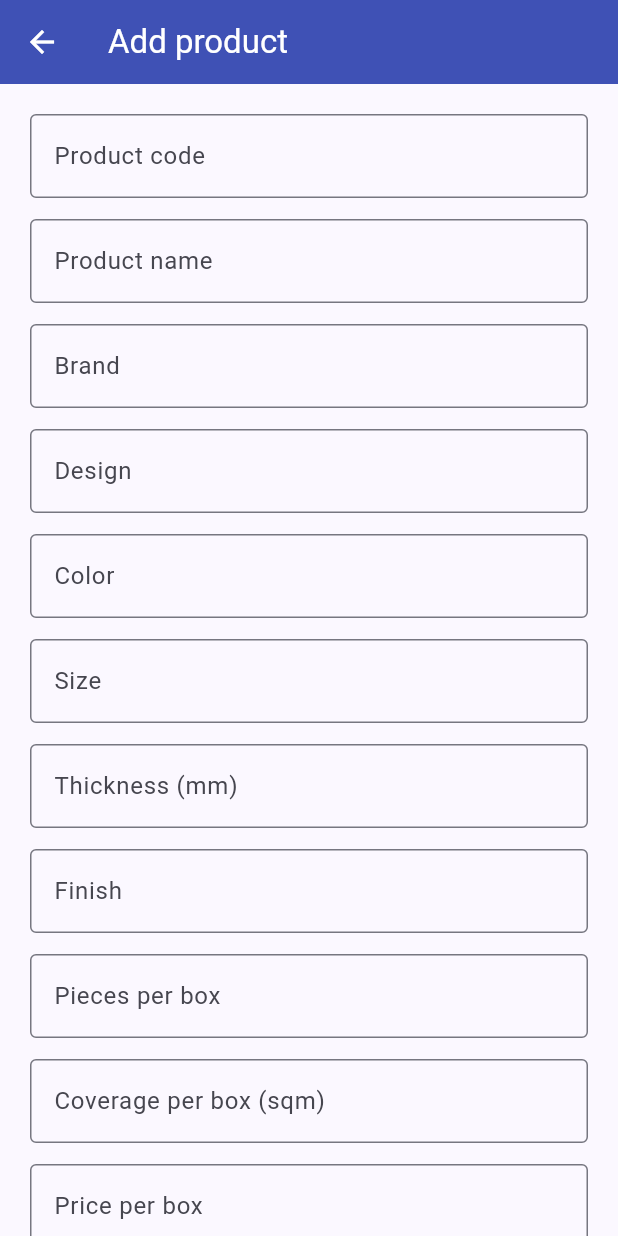
After one commit to MateoEmmanuel/Tiles_Sales_BMS, a Flutter app: the screen it shows after launch, after a tap on "Add product", on a phone screen of 412 x 824 dp. The commit adds this screen. Run offline on Flutter 3.47's test engine with Material 3 defaults, Android fonts, the phone set to English and light mode, and no system bars; our stand-ins replace cloud_firestore, firebase_core; accounts and stored records are empty.

Commit message:
CRUD system for Products Added!

```diff
--- a/lib/main.dart
+++ b/lib/main.dart
@@ -1,6 +1,6 @@
 import 'package:flutter/material.dart';
 import 'services/firebase_service.dart';
-import 'screens/connection_status_screen.dart';
+import 'screens/products_screen.dart';
 
 void main() async {
   WidgetsFlutterBinding.ensureInitialized();
@@ -10,7 +10,7 @@ void main() async {
   try {
     await firebaseService.initialize();
   } catch (e) {
-    print('Failed to initialize Firebase: $e');
+    debugPrint('Failed to initialize Firebase: $e');
   }
 
   runApp(const MyApp());
@@ -28,7 +28,7 @@ class MyApp extends StatelessWidget {
         useMaterial3: true,
       ),
       debugShowCheckedModeBanner: false,
-      home: const ConnectionStatusScreen(),
+      home: const ProductsScreen(),
     );
   }
 }
--- /dev/null
+++ b/lib/screens/products_screen.dart
@@ -0,0 +1,447 @@
+import 'package:cloud_firestore/cloud_firestore.dart';
+import 'package:flutter/material.dart';
+
+import '../services/firebase_service.dart';
+import 'connection_status_screen.dart';
+
+class ProductsScreen extends StatefulWidget {
+  const ProductsScreen({super.key});
+
+  @override
+  State<ProductsScreen> createState() => _ProductsScreenState();
+}
+
+class _ProductsScreenState extends State<ProductsScreen> {
+  final _firebaseService = FirebaseService();
+  final _searchController = TextEditingController();
+  String _searchTerm = '';
+
+  @override
+  void dispose() {
+    _searchController.dispose();
+    super.dispose();
+  }
+
+  CollectionReference<Map<String, dynamic>> get _products =>
+      _firebaseService.getFirestore().collection('products');
+
+  Future<void> _openProductForm([
+    DocumentSnapshot<Map<String, dynamic>>? product,
+  ]) async {
+    await Navigator.of(context).push(
+      MaterialPageRoute<void>(
+        builder: (_) => ProductFormScreen(product: product),
+      ),
+    );
+  }
+
+  Future<void> _deleteProduct(
+    DocumentSnapshot<Map<String, dynamic>> product,
+  ) async {
+    final data = product.data() ?? {};
+    final shouldDelete = await showDialog<bool>(
+      context: context,
+      builder: (context) => AlertDialog(
+        title: const Text('Delete product?'),
+        content: Text(
+          'This will permanently delete ${data['productName'] ?? 'this product'}.',
+        ),
+        actions: [
+          TextButton(
+            onPressed: () => Navigator.pop(context, false),
+            child: const Text('Cancel'),
+          ),
+          FilledButton(
+            onPressed: () => Navigator.pop(context, true),
+            style: FilledButton.styleFrom(backgroundColor: Colors.red),
+            child: const Text('Delete'),
+          ),
+        ],
+      ),
+    );
+    if (shouldDelete != true) return;
+
+    try {
+      await _products.doc(product.id).delete();
+      if (mounted) {
+        ScaffoldMessenger.of(
+          context,
+        ).showSnackBar(const SnackBar(content: Text('Product deleted')));
+      }
+    } catch (error) {
+      _showError('Could not delete product: $error');
+    }
+  }
+
+  void _showError(String message) {
+    if (!mounted) return;
+    ScaffoldMessenger.of(context).showSnackBar(
+      SnackBar(content: Text(message), backgroundColor: Colors.red),
+    );
+  }
+
+  void _showProduct(DocumentSnapshot<Map<String, dynamic>> product) {
+    final data = product.data() ?? {};
+    showDialog<void>(
+      context: context,
+      builder: (context) => AlertDialog(
+        title: Text(data['productName']?.toString() ?? 'Product details'),
+        content: SizedBox(
+          width: 440,
+          child: SingleChildScrollView(
+            child: Column(
+              children: _productFields(data).entries
+                  .map(
+                    (entry) => ListTile(
+                      dense: true,
+                      contentPadding: EdgeInsets.zero,
+                      title: Text(
+                        entry.key,
+                        style: const TextStyle(fontWeight: FontWeight.w600),
+                      ),
+                      trailing: Text(entry.value, textAlign: TextAlign.right),
+                    ),
+                  )
+                  .toList(),
+            ),
+          ),
+        ),
+        actions: [
+          TextButton(
+            onPressed: () => Navigator.pop(context),
+            child: const Text('Close'),
+          ),
+          FilledButton.icon(
+            onPressed: () {
+              Navigator.pop(context);
+              _openProductForm(product);
+            },
+            icon: const Icon(Icons.edit_outlined),
+            label: const Text('Edit'),
+          ),
+        ],
+      ),
+    );
+  }
+
+  Map<String, String> _productFields(Map<String, dynamic> data) => {
+    'Product code': '${data['productCode'] ?? '-'}',
+    'Brand': '${data['brand'] ?? '-'}',
+    'Design': '${data['design'] ?? '-'}',
+    'Color': '${data['color'] ?? '-'}',
+    'Size': '${data['size'] ?? '-'}',
+    'Thickness': '${data['thickness'] ?? '-'} mm',
+    'Finish': '${data['finish'] ?? '-'}',
+    'Pieces per box': '${data['piecesPerBox'] ?? '-'}',
+    'Coverage per box': '${data['coveragePerBox'] ?? '-'} sqm',
+    'Price per box': '₱${data['pricePerBox'] ?? '-'}',
+    'Price per sqm': '₱${data['pricePerSqm'] ?? '-'}',
+    'Price per sqft': '₱${data['pricePerSqft'] ?? '-'}',
+    'Reorder point': '${data['reorderPoint'] ?? '-'}',
+    'Status': '${data['status'] ?? '-'}',
+  };
+
+  @override
+  Widget build(BuildContext context) {
+    return Scaffold(
+      appBar: AppBar(
+        title: const Text('Products'),
+        centerTitle: true,
+        elevation: 0,
+        backgroundColor: Colors.indigo,
+        foregroundColor: Colors.white,
+        actions: [
+          IconButton(
+            tooltip: 'Connection status',
+            onPressed: () => Navigator.push(
+              context,
+              MaterialPageRoute<void>(
+                builder: (_) => const ConnectionStatusScreen(),
+              ),
+            ),
+            icon: const Icon(Icons.cloud_done_outlined),
+          ),
+        ],
+      ),
+      body: Column(
+        children: [
+          Padding(
+            padding: const EdgeInsets.fromLTRB(16, 16, 16, 8),
+            child: TextField(
+              controller: _searchController,
+              onChanged: (value) =>
+                  setState(() => _searchTerm = value.trim().toLowerCase()),
+              decoration: InputDecoration(
+                hintText: 'Search by code, name, brand, or design',
+                prefixIcon: const Icon(Icons.search),
+                suffixIcon: _searchTerm.isEmpty
+                    ? null
+                    : IconButton(
+                        onPressed: () {
+                          _searchController.clear();
+                          setState(() => _searchTerm = '');
+                        },
+                        icon: const Icon(Icons.clear),
+                      ),
+                border: const OutlineInputBorder(),
+              ),
+            ),
+          ),
+          Expanded(
+            child: !_firebaseService.isInitialized
+                ? const Center(child: Text('Firebase is not initialized'))
+                : StreamBuilder<QuerySnapshot<Map<String, dynamic>>>(
+                    stream: _products.orderBy('productName').snapshots(),
+                    builder: (context, snapshot) {
+                      if (snapshot.hasError) {
+                        return Center(
+                          child: Text(
+                            'Could not load products.\n${snapshot.error}',
+                            textAlign: TextAlign.center,
+                          ),
+                        );
+                      }
+                      if (!snapshot.hasData) {
+                        return const Center(child: CircularProgressIndicator());
+                      }
+                      final products = snapshot.data!.docs.where((product) {
+                        final data = product.data();
+                        final searchable = [
+                          data['productCode'],
+                          data['productName'],
+                          data['brand'],
+                          data['design'],
+                        ].join(' ').toLowerCase();
+                        return searchable.contains(_searchTerm);
+                      }).toList();
+                      if (products.isEmpty) {
+                        return Center(
+                          child: Text(
+                            _searchTerm.isEmpty
+                                ? 'No products yet'
+                                : 'No matching products',
+                          ),
+                        );
+                      }
+                      return ListView.builder(
+                        padding: const EdgeInsets.fromLTRB(16, 8, 16, 90),
+                        itemCount: products.length,
+                        itemBuilder: (context, index) =>
+                            _productTile(products[index]),
+                      );
+                    },
+                  ),
+          ),
+        ],
+      ),
+      floatingActionButton: FloatingActionButton.extended(
+        onPressed: _openProductForm,
+        backgroundColor: Colors.indigo,
+        foregroundColor: Colors.white,
+        icon: const Icon(Icons.add),
+        label: const Text('Add product'),
+      ),
+    );
+  }
+
+  Widget _productTile(DocumentSnapshot<Map<String, dynamic>> product) {
+    final data = product.data() ?? {};
+    return Card(
+      margin: const EdgeInsets.only(bottom: 8),
+      child: ListTile(
+        onTap: () => _showProduct(product),
+        leading: CircleAvatar(
+          backgroundColor: Colors.indigo[50],
+          child: const Icon(Icons.grid_view, color: Colors.indigo),
+        ),
+        title: Text(
+          data['productName']?.toString() ?? 'Unnamed product',
+          style: const TextStyle(fontWeight: FontWeight.w600),
+        ),
+        subtitle: Text(
+          '${data['productCode'] ?? '-'}  •  ${data['brand'] ?? '-'}  •  ${data['size'] ?? '-'}\nStatus: ${data['status'] ?? 'Active'}',
+        ),
+        isThreeLine: false,
+        trailing: PopupMenuButton<String>(
+          onSelected: (value) => value == 'edit'
+              ? _openProductForm(product)
+              : _deleteProduct(product),
+          itemBuilder: (_) => const [
+            PopupMenuItem(value: 'edit', child: Text('Edit')),
+            PopupMenuItem(value: 'delete', child: Text('Delete')),
+          ],
+          icon: const Icon(Icons.more_vert),
+        ),
+      ),
+    );
+  }
+}
+
+class ProductFormScreen extends StatefulWidget {
+  const ProductFormScreen({super.key, this.product});
+
+  final DocumentSnapshot<Map<String, dynamic>>? product;
+
+  @override
+  State<ProductFormScreen> createState() => _ProductFormScreenState();
+}
+
+class _ProductFormScreenState extends State<ProductFormScreen> {
+  final _formKey = GlobalKey<FormState>();
+  final _firebaseService = FirebaseService();
+  late final Map<String, TextEditingController> _controllers;
+  String _status = 'Active';
+  bool _saving = false;
+
+  static const _fields = [
+    ('productCode', 'Product code'),
+    ('productName', 'Product name'),
+    ('brand', 'Brand'),
+    ('design', 'Design'),
+    ('color', 'Color'),
+    ('size', 'Size'),
+    ('thickness', 'Thickness (mm)'),
+    ('finish', 'Finish'),
+    ('piecesPerBox', 'Pieces per box'),
+    ('coveragePerBox', 'Coverage per box (sqm)'),
+    ('pricePerBox', 'Price per box'),
+    ('pricePerSqm', 'Price per sqm'),
+    ('pricePerSqft', 'Price per sqft'),
+    ('reorderPoint', 'Reorder point'),
+  ];
+
+  @override
+  void initState() {
+    super.initState();
+    final data = widget.product?.data() ?? {};
+    _controllers = {
+      for (final field in _fields)
+        field.$1: TextEditingController(text: '${data[field.$1] ?? ''}'),
+    };
+    _status = data['status']?.toString() ?? 'Active';
+  }
+
+  @override
+  void dispose() {
+    for (final controller in _controllers.values) {
+      controller.dispose();
+    }
+    super.dispose();
+  }
+
+  Future<void> _save() async {
+    if (!_formKey.currentState!.validate()) return;
+    setState(() => _saving = true);
+    final values = <String, dynamic>{};
+    for (final field in _fields) {
+      final value = _controllers[field.$1]!.text.trim();
+      values[field.$1] =
+          ['thickness', 'piecesPerBox', 'reorderPoint'].contains(field.$1)
+          ? num.tryParse(value) ?? 0
+          : [
+              'coveragePerBox',
+              'pricePerBox',
+              'pricePerSqm',
+              'pricePerSqft',
+            ].contains(field.$1)
+          ? num.tryParse(value) ?? 0
+          : value;
+    }
+    values['status'] = _status;
+    values['updatedAt'] = FieldValue.serverTimestamp();
+    try {
+      final collection = _firebaseService.getFirestore().collection('products');
+      if (widget.product == null) {
+        values['createdAt'] = FieldValue.serverTimestamp();
+        await collection.add(values);
+      } else {
+        await collection.doc(widget.product!.id).update(values);
+      }
+      if (mounted) Navigator.pop(context);
+    } catch (error) {
+      setState(() => _saving = false);
+      if (mounted) {
+        ScaffoldMessenger.of(context).showSnackBar(
+          SnackBar(
+            content: Text('Could not save product: $error'),
+            backgroundColor: Colors.red,
+          ),
+        );
+      }
+    }
+  }
+
+  @override
+  Widget build(BuildContext context) {
+    final isEditing = widget.product != null;
+    return Scaffold(
+      appBar: AppBar(
+        title: Text(isEditing ? 'Edit product' : 'Add product'),
+        backgroundColor: Colors.indigo,
+        foregroundColor: Colors.white,
+      ),
+      body: Form(
+        key: _formKey,
+        child: ListView(
+          padding: const EdgeInsets.all(20),
+          children: [
+            ..._fields.map(
+              (field) => Padding(
+                padding: const EdgeInsets.only(bottom: 14),
+                child: TextFormField(
+                  controller: _controllers[field.$1],
+                  keyboardType:
+                      field.$1 == 'productName' ||
+                          field.$1 == 'brand' ||
+                          field.$1 == 'design' ||
+                          field.$1 == 'color' ||
+                          field.$1 == 'size' ||
+                          field.$1 == 'finish' ||
+                          field.$1 == 'productCode'
+                      ? TextInputType.text
+                      : const TextInputType.numberWithOptions(decimal: true),
+                  decoration: InputDecoration(
+                    labelText: field.$2,
+                    border: const OutlineInputBorder(),
+                  ),
+                  validator: (value) =>
+                      value == null || value.trim().isEmpty ? 'Required' : null,
+                ),
+              ),
+            ),
+            DropdownButtonFormField<String>(
+              initialValue: _status,
+              decoration: const InputDecoration(
+                labelText: 'Status',
+                border: OutlineInputBorder(),
+              ),
+              items: const [
+                DropdownMenuItem(value: 'Active', child: Text('Active')),
+                DropdownMenuItem(value: 'Inactive', child: Text('Inactive')),
+              ],
+              onChanged: (value) => setState(() => _status = value ?? 'Active'),
+            ),
+            const SizedBox(height: 24),
+            SizedBox(
+              height: 50,
+              child: FilledButton.icon(
+                onPressed: _saving ? null : _save,
+                icon: _saving
+                    ? const SizedBox(
+                        width: 18,
+                        height: 18,
+                        child: CircularProgressIndicator(
+                          strokeWidth: 2,
+                          color: Colors.white,
+                        ),
+                      )
+                    : const Icon(Icons.save_outlined),
+                label: Text(_saving ? 'Saving...' : 'Save product'),
+              ),
+            ),
+          ],
+        ),
+      ),
+    );
+  }
+}
--- a/lib/services/firebase_service.dart
+++ b/lib/services/firebase_service.dart
@@ -1,7 +1,7 @@
 import 'package:firebase_core/firebase_core.dart';
 import 'package:cloud_firestore/cloud_firestore.dart';
 import 'dart:async';
-import 'firebase_options.dart'; // This will be generated by FlutterFire CLI
+import '../firebase_options.dart';
 
 /// Firebase Service - Handles connection to Firebase/Firestore
 ///
```
Also changed, not shown: 1 other file.
